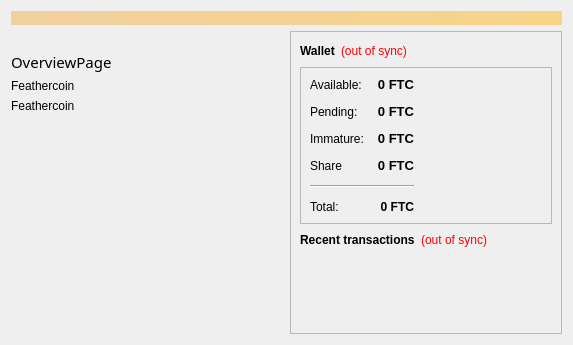
Above: src/qt/forms/overviewpage.ui from FeatherCoin/Feathercoin before the change. Below: the same form after it.
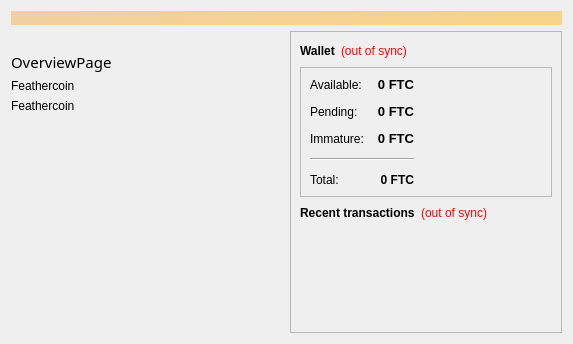
That is the form after the change. Icons and pictures are not drawn.

Commit message: Remove share balance

```diff
--- a/src/qt/forms/overviewpage.ui
+++ b/src/qt/forms/overviewpage.ui
@@ -311,31 +311,6 @@
                    </property>
                   </widget>
                  </item>
-                 <item row="3" column="0">
-                  <widget class="QLabel" name="labelShareText">
-                   <property name="text">
-                    <string>Share</string>
-                   </property>
-                  </widget>
-                 </item>
-                 <item row="3" column="1">
-                  <widget class="QLabel" name="labelShare">
-                   <property name="font">
-                    <font>
-                     <family>System</family>
-                     <pointsize>10</pointsize>
-                     <weight>75</weight>
-                     <bold>true</bold>
-                    </font>
-                   </property>
-                   <property name="text">
-                    <string>0 FTC</string>
-                   </property>
-                   <property name="alignment">
-                    <set>Qt::AlignRight|Qt::AlignTrailing|Qt::AlignVCenter</set>
-                   </property>
-                  </widget>
-                 </item>
                 </layout>
                </item>
                <item>
```
The commit also changes 1 other file.
